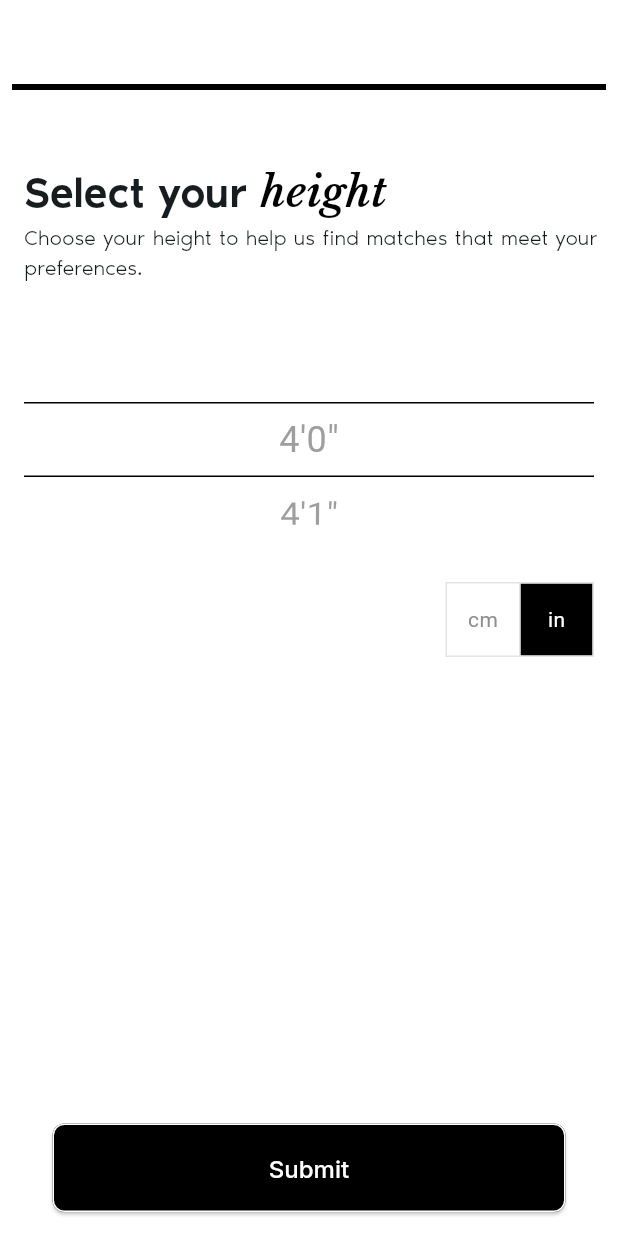
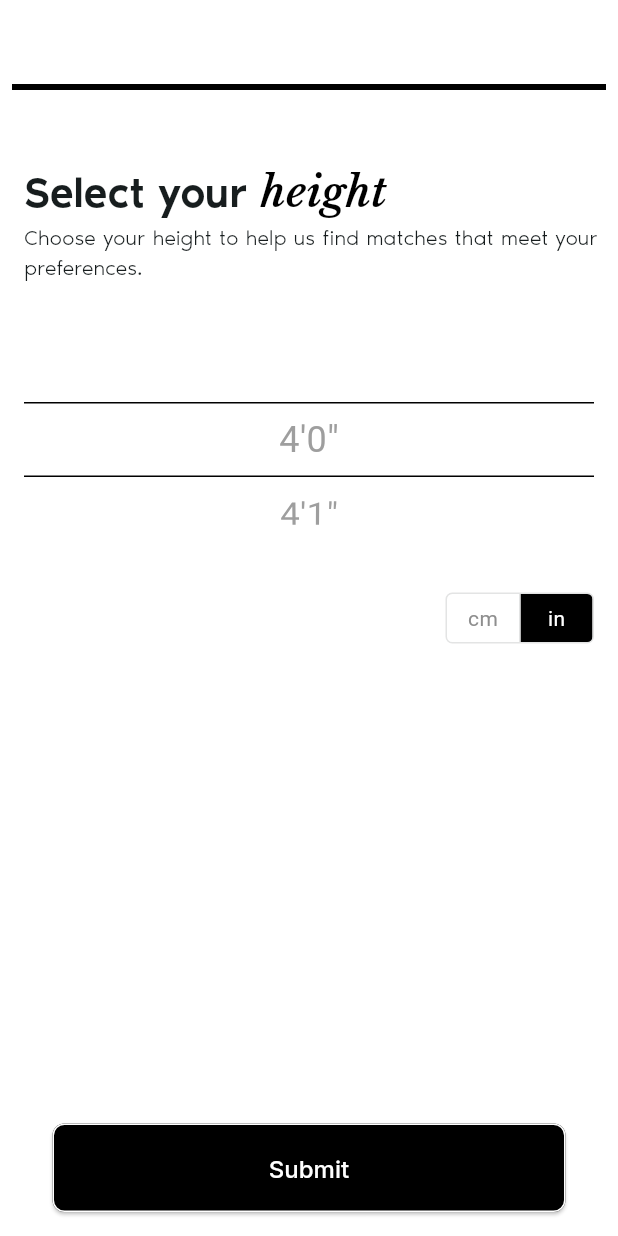
Before and after one commit to ayushdiitr/filipino-app, a Flutter app: the screen it shows after launch, on a phone screen of 412 x 824 dp. Run offline on Flutter 3.47's test engine with Material 3 defaults, Android fonts, the phone set to English and light mode, and no system bars; our stand-ins replace flutter_holo_date_picker, geolocator, google_fonts, intl_phone_field, permission_handler, shared_preferences.

Commit message:
css changes

```diff
--- a/lib/src/ui/screens/splash/height_selector.dart
+++ b/lib/src/ui/screens/splash/height_selector.dart
@@ -206,6 +206,11 @@ class _HeightState extends State<HeightSelector> {
                               _selectedUnit = index == 0 ? 'cm' : 'in';
                             });
                           },
+                          borderRadius: BorderRadius.circular(4.0),
+                          constraints: const BoxConstraints(
+                            minHeight: 32.0,
+                            minWidth: 48.0,
+                          ),
                           children: const [
                             Text(
                               'cm',
--- a/lib/src/ui/screens/splash/screen2.dart
+++ b/lib/src/ui/screens/splash/screen2.dart
@@ -137,7 +137,7 @@ class _PhoneLoginState extends State<PhoneLogin> {
                       ),
                     ),
                   ),
-                  const SizedBox(height: 18),
+                  const SizedBox(height: 12),
                   const Padding(
                     padding: EdgeInsets.symmetric(horizontal: 16.0),
                     child: Text.rich(
```
